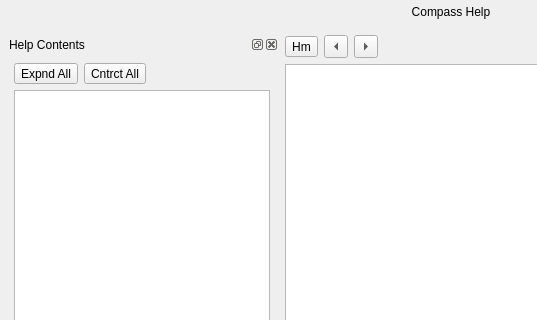
This is src/HelpDialog.ui in nschindler-noaa/compass-rewrite as Qt 5 draws it before an edit; both pictures show x 0 to 537 and y 0 to 320 of the 902 by 623 pixel window. The edited form follows.
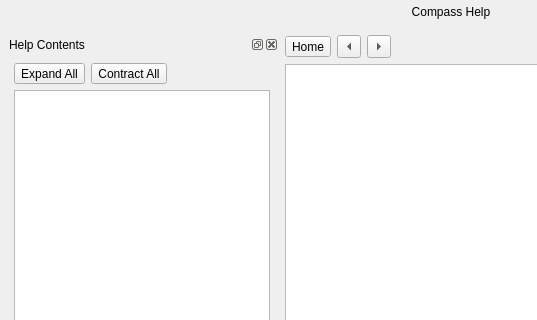
This is the edited form.

What changed in the file:
```diff
--- a/src/HelpDialog.ui
+++ b/src/HelpDialog.ui
@@ -66,7 +66,7 @@
               <item>
                <widget class="QToolButton" name="toolButton_Expand">
                 <property name="text">
-                 <string>Expnd All</string>
+                 <string>Expand All</string>
                 </property>
                 <property name="shortcut">
                  <string>Alt++</string>
@@ -76,7 +76,7 @@
               <item>
                <widget class="QToolButton" name="toolButton_Contract">
                 <property name="text">
-                 <string>Cntrct All</string>
+                 <string>Contract All</string>
                 </property>
                 <property name="shortcut">
                  <string>Alt+-</string>
@@ -121,7 +121,7 @@
           <item>
            <widget class="QToolButton" name="toolButton_Home">
             <property name="text">
-             <string>Hm</string>
+             <string>Home</string>
             </property>
             <property name="shortcut">
              <string>Alt+Home</string>
```
Left out of the diff: 33 changed lines with no effect on the pictures.
